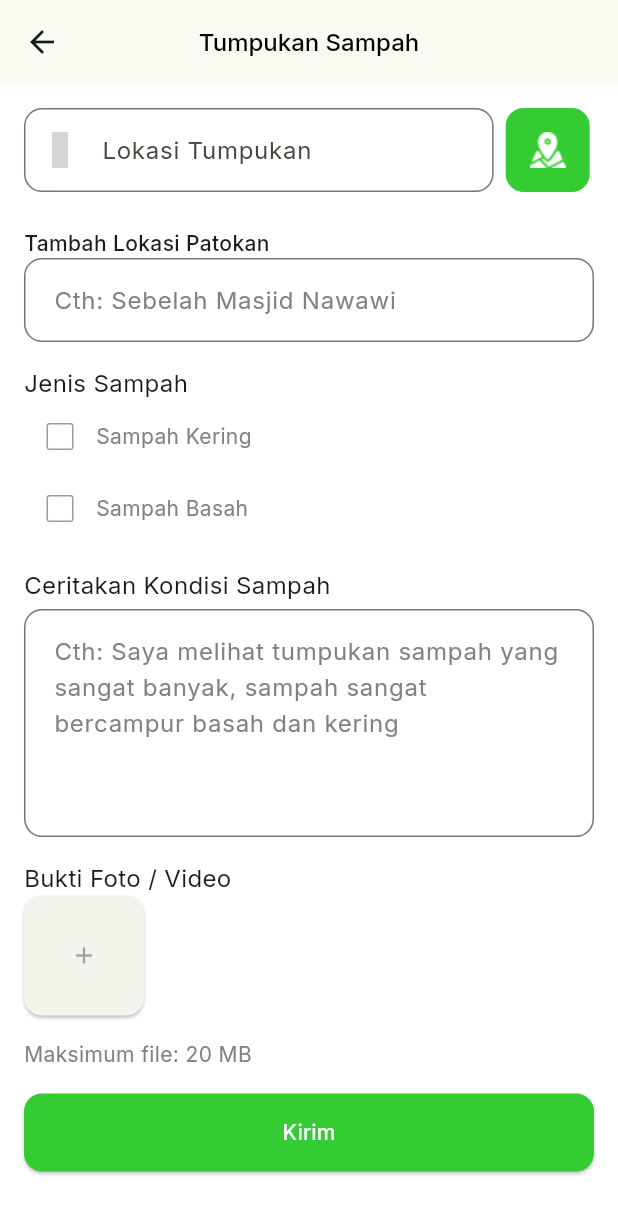
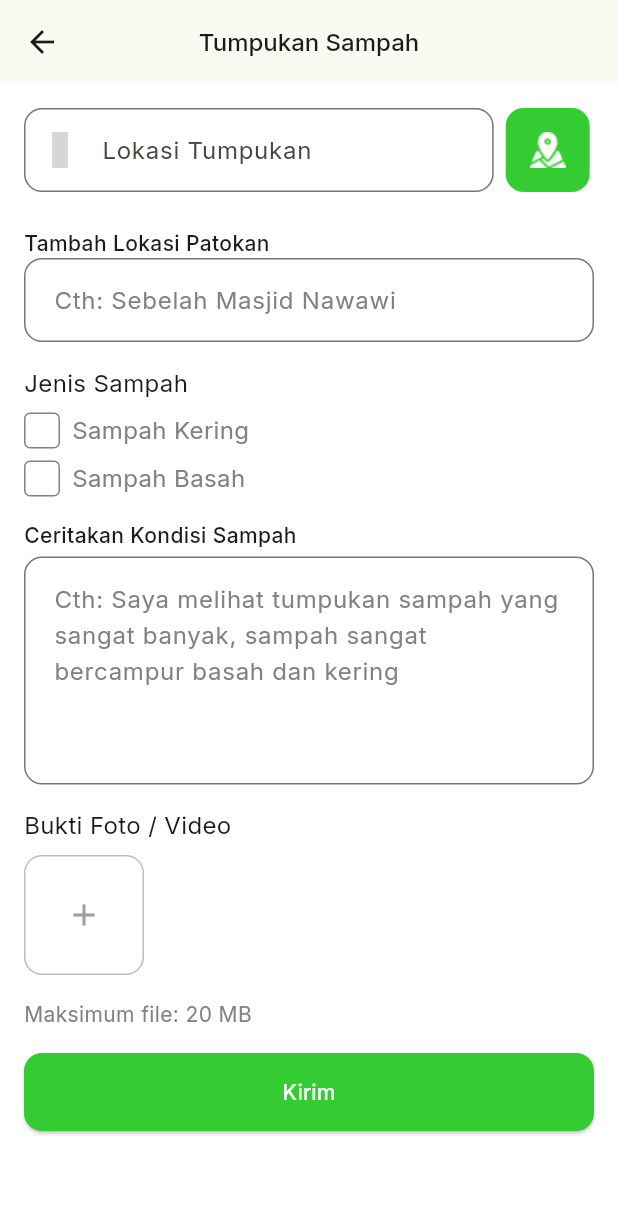
Before and after one commit to RecyThing/RecyThing-Mobile, a Flutter app: the ReportRubbishScreen screen opened by its route, on a phone screen of 412 x 824 dp. Shown: the top 1214 px of the screen. Run offline on Flutter 3.47's test engine with Material 2 defaults, Android fonts, the phone set to English and light mode, and no system bars; our stand-ins replace carousel_slider, dots_indicator, easy_stepper, flutter_svg, geocoding, geolocator and 7 more; missing offline and left inert: avatar_stack, dashed_line; project files that could hold a hidden picture were left out; grey boxes are pictures that could not be loaded.

Commit message:
Update report_rubbish_screen.dart

```diff
--- a/recything_mobile/lib/screens/report/report-rubbish/report_rubbish_screen.dart
+++ b/recything_mobile/lib/screens/report/report-rubbish/report_rubbish_screen.dart
@@ -1,19 +1,21 @@
 import 'dart:io';
-
 import 'package:flutter/material.dart';
 import 'package:iconly/iconly.dart';
 import 'package:image_picker/image_picker.dart';
 import 'package:recything_mobile/constants/pallete.dart';
 import 'package:recything_mobile/screens/report/report-rubbish/detail_riwayat_pelaporan_screen.dart';
-// import 'package:recything_mobile/screens/report/report_rubbish_maps_screen.dart';
+import 'package:recything_mobile/screens/report/widget/add_media_button.dart';
+import 'package:recything_mobile/screens/report/widget/checkbox_report.dart';
 import 'package:recything_mobile/screens/report/widget/text_field_report.dart';
-import 'package:recything_mobile/widgets/forms/custom_back_button.dart';
-// import 'package:recything_mobile/widgets/forms/main_button.dart';
-import 'package:recything_mobile/widgets/forms/main_textfield.dart';
+
+// Import statements for necessary packages and files
 
 class ReportRubbishScreen extends StatefulWidget {
   final String? locationAddress;
-  const ReportRubbishScreen({super.key, this.locationAddress});
+  const ReportRubbishScreen({
+    Key? key,
+    this.locationAddress,
+  }) : super(key: key);
 
   @override
   State<ReportRubbishScreen> createState() => _ReportRubbishScreenState();
@@ -23,38 +25,27 @@ class _ReportRubbishScreenState extends State<ReportRubbishScreen> {
   bool isCheckedKering = false;
   bool isCheckedBasah = false;
 
-  List<XFile>? selectedImages = []; //menyimpan gambar yang dipilih
-  // String? _locationAddress; //menyimpan alamat dari maps
-
   String? lokasiPatokanText;
   String? kondisiSampahText;
   String? lokasiTumpukanText;
 
-  Future<void> pickImage() async {
-    final imagePicker = ImagePicker();
-    final pickedImages =
-        await imagePicker.pickMultiImage(); //mengambil gambar dari galeri
-
-    // menampilkan gambarnya
-    if (pickedImages != null) {
-      setState(() {
-        selectedImages = pickedImages;
-      });
-    }
-  }
+  ImagePickerButton imagePickerButton = ImagePickerButton(
+    onImagesSelected: (List<XFile>? selectedImages) {},
+  );
 
   @override
   Widget build(BuildContext context) {
     return Scaffold(
+      backgroundColor: Colors.white,
       appBar: AppBar(
-          // leading: CustomBackButton(),
         title: Text(
           'Tumpukan Sampah',
-            style: ThemeFont.heading6Medium.copyWith(color: Colors.black),
+          style: ThemeFont.heading6Medium,
         ),
         centerTitle: true,
       ),
-        body: Builder(builder: (context) {
+      body: Builder(
+        builder: (context) {
           return SingleChildScrollView(
             child: Padding(
               padding: const EdgeInsets.all(16),
@@ -67,7 +58,13 @@ class _ReportRubbishScreenState extends State<ReportRubbishScreen> {
                         width: MediaQuery.of(context).size.width * .76,
                         child: TextFieldReport(
                           label: 'Lokasi Tumpukan',
+                          labelStyle: ThemeFont.bodySmallMedium.copyWith(
+                            color: Pallete.dark3,
+                          ),
                           hinttext: 'Lokasi Tumpukan',
+                          hintStyle: ThemeFont.bodySmallMedium.copyWith(
+                            color: Pallete.dark3,
+                          ),
                           onChanged: (value) {
                             setState(() {
                               lokasiTumpukanText = value;
@@ -79,7 +76,9 @@ class _ReportRubbishScreenState extends State<ReportRubbishScreen> {
                               text: widget.locationAddress ?? ""),
                         ),
                       ),
-                      const SizedBox(width: 8),
+                      const SizedBox(
+                        width: 8,
+                      ),
                       GestureDetector(
                         onTap: () {
                           Navigator.pushNamed(context, "/maps-report");
@@ -100,12 +99,13 @@ class _ReportRubbishScreenState extends State<ReportRubbishScreen> {
                   ),
                   Text(
                     'Tambah Lokasi Patokan',
-                    style: TextStyle(
-                        fontSize: ThemeFont.bodySmall.fontSize,
-                        fontWeight: FontWeight.w500),
+                    style: ThemeFont.bodySmallMedium,
                   ),
                   TextFieldReport(
                     hinttext: 'Cth: Sebelah Masjid Nawawi',
+                    hintStyle: ThemeFont.bodySmallMedium.copyWith(
+                      color: Pallete.dark3,
+                    ),
                     onChanged: (value) {
                       setState(() {
                         lokasiPatokanText = value;
@@ -117,62 +117,41 @@ class _ReportRubbishScreenState extends State<ReportRubbishScreen> {
                   ),
                   Text(
                     'Jenis Sampah',
-                    style: TextStyle(
-                        fontSize: ThemeFont.bodyNormalReguler.fontSize,
-                        fontWeight: FontWeight.w400),
+                    style: ThemeFont.bodyNormalReguler,
                   ),
-                  Row(
+                  const SizedBox(
+                    height: 8,
+                  ),
+                  Column(
                     children: [
-                      Checkbox(
-                        value: isCheckedKering,
+                      CheckboxReport(
+                        label: 'Sampah Kering',
                         onChanged: (bool? value) {
-                          setState(() {
+                          setState(
+                            () {
                               isCheckedKering = value!;
-                          });
                             },
-                        activeColor: Pallete.main,
-                        side: const BorderSide(
-                          color: Colors.grey,
-                          width: 1,
+                          );
+                        },
                       ),
+                      const SizedBox(
+                        height: 8,
                       ),
-                      Text(
-                        'Sampah Kering',
-                        style: TextStyle(
-                            color:
-                                isCheckedKering ? Pallete.main : Pallete.dark3),
-                      )
-                    ],
-                  ),
-                  Row(
-                    children: [
-                      Checkbox(
-                        value: isCheckedBasah,
+                      CheckboxReport(
+                        label: 'Sampah Basah',
                         onChanged: (bool? value) {
                           setState(() {
                             isCheckedBasah = value!;
                           });
                         },
-                        activeColor: Pallete.main,
-                        side: const BorderSide(color: Colors.grey, width: 1),
-                      ),
-                      Text(
-                        'Sampah Basah',
-                        style: TextStyle(
-                            color:
-                                isCheckedBasah ? Pallete.main : Pallete.dark3),
                       )
                     ],
                   ),
                   const SizedBox(
                     height: 16,
                   ),
-                  Text(
-                    'Ceritakan Kondisi Sampah',
-                    style: TextStyle(
-                        fontSize: ThemeFont.bodyNormal.fontSize,
-                        fontWeight: FontWeight.w400),
-                  ),
+                  Text('Ceritakan Kondisi Sampah',
+                      style: ThemeFont.bodySmallMedium),
                   const SizedBox(
                     height: 4,
                   ),
@@ -180,6 +159,7 @@ class _ReportRubbishScreenState extends State<ReportRubbishScreen> {
                     maxLines: 5,
                     hinttext:
                         'Cth: Saya melihat tumpukan sampah yang sangat banyak, sampah sangat bercampur basah dan kering',
+                    hintStyle: ThemeFont.bodySmallMedium,
                     onChanged: (value) {
                       setState(() {
                         kondisiSampahText = value;
@@ -189,37 +169,14 @@ class _ReportRubbishScreenState extends State<ReportRubbishScreen> {
                   const SizedBox(
                     height: 16,
                   ),
-                  Text(
-                    'Bukti Foto / Video',
-                    style: TextStyle(
-                        fontSize: ThemeFont.bodyNormal.fontSize,
-                        fontWeight: FontWeight.w400),
+                  Text('Bukti Foto / Video',
+                      style: ThemeFont.bodyNormalReguler),
+                  const SizedBox(
+                    height: 8,
                   ),
                   Row(
                     children: [
-                      if (selectedImages != null && selectedImages!.isNotEmpty)
-                        for (final image in selectedImages!)
-                          Padding(
-                            padding: const EdgeInsets.symmetric(horizontal: 8),
-                            child: Image.file(
-                              File(image.path),
-                              width: 80,
-                              height: 80,
-                            ),
-                          ),
-                      ElevatedButton(
-                        onPressed: pickImage,
-                        style: ElevatedButton.styleFrom(
-                          minimumSize: const Size(80, 80),
-                          shape: RoundedRectangleBorder(
-                            borderRadius: BorderRadius.circular(12),
-                          ),
-                        ),
-                        child: const Icon(
-                          Icons.add,
-                          color: Colors.grey,
-                        ),
-                      ),
+                      imagePickerButton,
                     ],
                   ),
                   const SizedBox(
@@ -267,6 +224,8 @@ class _ReportRubbishScreenState extends State<ReportRubbishScreen> {
               ),
             ),
           );
-        }));
+        },
+      ),
+    );
   }
 }
```
Lines whose indentation alone changed are shown as unchanged.
